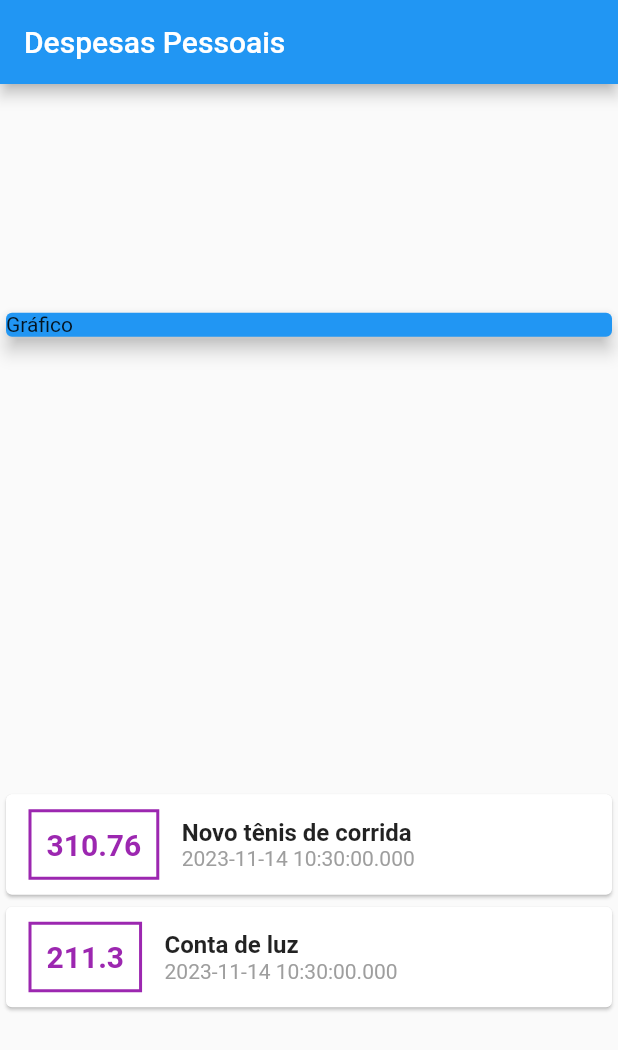
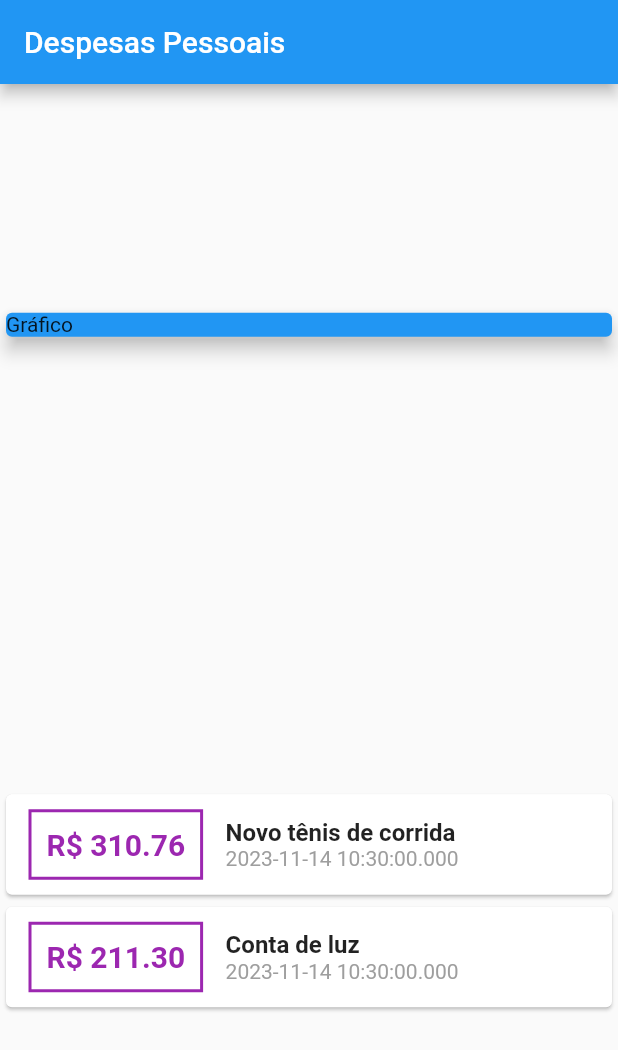
Before and after one commit to GabrielMelo01/expenses, a Flutter app: the screen it shows after launch, on a phone screen of 412 x 824 dp. Shown: the top 1050 px of the screen. Run offline on Flutter 3.47's test engine with Material 2 defaults, Android fonts, the phone set to English and light mode, and no system bars.

```diff
--- a/lib/main.dart
+++ b/lib/main.dart
@@ -63,7 +63,7 @@ class MyHomePage extends StatelessWidget {
                       ),
                       padding: EdgeInsets.all(10),
                       child: Text(
-                          e.value.toString(),
+                          'R\$ ${e.value.toStringAsFixed(2)}',
                           style: TextStyle(
                             fontWeight: FontWeight.bold,
                             fontSize: 20,
```
